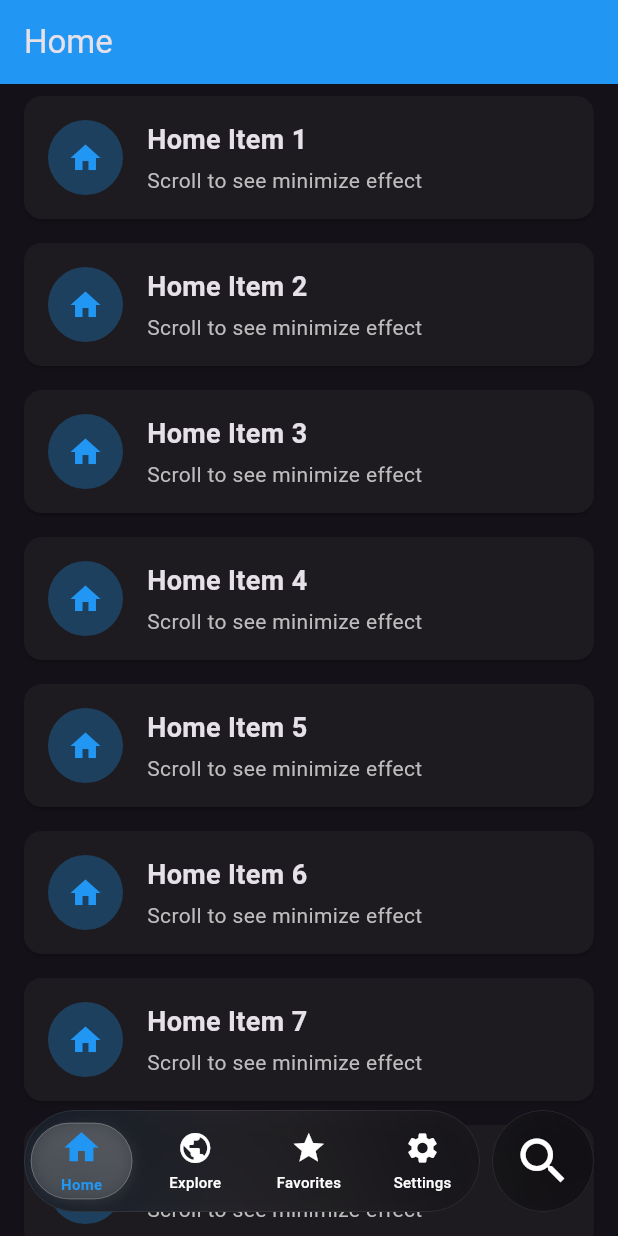
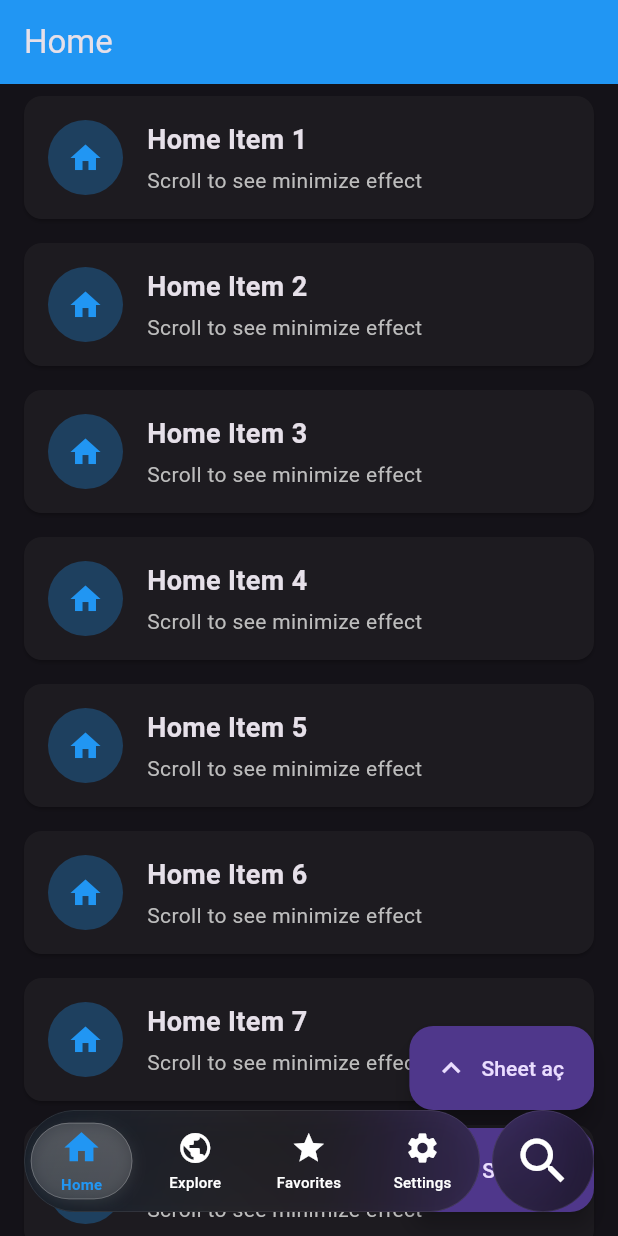
Before and after one commit to mesutissever/liquid_tabbar_minimize, a Flutter app: the screen it shows after launch, on a phone screen of 412 x 824 dp. Run offline on Flutter 3.47's test engine with Material 3 defaults, Android fonts, the phone set to English and light mode, and no system bars; our stand-ins replace plugin_platform_interface.

Commit message:
feat: Implement route-aware behavior for LiquidBottomNavigationBar and add LiquidRouteObserver

```diff
--- a/example/lib/main.dart
+++ b/example/lib/main.dart
@@ -11,6 +11,7 @@ class MyApp extends StatelessWidget {
     return MaterialApp(
       debugShowCheckedModeBanner: false,
       theme: ThemeData.dark(),
+      navigatorObservers: [LiquidRouteObserver.instance],
       home: const HomePage(),
     );
   }
@@ -103,6 +104,7 @@ class _HomePageState extends State<HomePage> {
   Widget _buildHomePage() {
     return Scaffold(
       appBar: AppBar(title: const Text('Home'), backgroundColor: Colors.blue),
+      floatingActionButton: _buildOverlayFab(context),
       body: ListView.builder(
         controller: _homeScrollController,
         itemCount: 20,
@@ -155,6 +157,75 @@ class _HomePageState extends State<HomePage> {
             ),
           );
         },
+      ),
+    );
+  }
+
+  Widget _buildOverlayFab(BuildContext context) {
+    return Column(
+      mainAxisSize: MainAxisSize.min,
+      crossAxisAlignment: CrossAxisAlignment.end,
+      children: [
+        FloatingActionButton.extended(
+          heroTag: 'sheet',
+          onPressed: () => _showDemoSheet(context),
+          label: const Text('Sheet aç'),
+          icon: const Icon(Icons.keyboard_arrow_up),
+        ),
+        const SizedBox(height: 12),
+        FloatingActionButton.extended(
+          heroTag: 'push',
+          onPressed: () => _pushDemoPage(context),
+          label: const Text('Sayfa aç'),
+          icon: const Icon(Icons.open_in_new),
+        ),
+      ],
+    );
+  }
+
+  void _showDemoSheet(BuildContext context) {
+    showModalBottomSheet<void>(
+      context: context,
+      isScrollControlled: true,
+      useSafeArea: true,
+      builder: (context) {
+        return DraggableScrollableSheet(
+          expand: false,
+          initialChildSize: 0.8,
+          builder: (context, controller) {
+            return Material(
+              color: Theme.of(context).colorScheme.surface,
+              child: ListView.builder(
+                controller: controller,
+                itemCount: 30,
+                itemBuilder: (context, index) => ListTile(
+                  title: Text('Bottom sheet satırı ${index + 1}'),
+                  subtitle: const Text('Tabbar gizlendi mi kontrol et'),
+                ),
+              ),
+            );
+          },
+        );
+      },
+    );
+  }
+
+  void _pushDemoPage(BuildContext context) {
+    Navigator.of(context).push(
+      MaterialPageRoute(
+        builder: (context) => Scaffold(
+          appBar: AppBar(
+            title: const Text('Yeni Sayfa'),
+            backgroundColor: Colors.red,
+          ),
+          body: ListView.builder(
+            itemCount: 40,
+            itemBuilder: (context, index) => ListTile(
+              title: Text('Push edilen sayfa satırı ${index + 1}'),
+              subtitle: const Text('Tabbar animasyonda görünmüyor mu?'),
+            ),
+          ),
+        ),
       ),
     );
   }
--- a/lib/liquid_tabbar_minimize.dart
+++ b/lib/liquid_tabbar_minimize.dart
@@ -1,3 +1,4 @@
 export 'src/liquid_bottom_navigation_bar.dart';
 export 'src/liquid_tab_item.dart';
 export 'src/liquid_tabbar.dart';
+export 'src/liquid_route_observer.dart';
--- a/lib/src/liquid_bottom_navigation_bar.dart
+++ b/lib/src/liquid_bottom_navigation_bar.dart
@@ -3,6 +3,7 @@ import 'dart:math' as math;
 import 'dart:ui';
 import 'package:flutter/material.dart';
 import 'package:flutter/services.dart';
+import 'liquid_route_observer.dart';
 
 /// Label visibility mode
 enum LabelVisibility { selectedOnly, always, never }
@@ -80,12 +81,14 @@ class LiquidBottomNavigationBar extends StatefulWidget {
       _LiquidBottomNavigationBarState();
 }
 
-class _LiquidBottomNavigationBarState extends State<LiquidBottomNavigationBar> {
+class _LiquidBottomNavigationBarState extends State<LiquidBottomNavigationBar>
+    with RouteAware {
   bool _useNative = false;
   bool _isChecking = true;
   MethodChannel? _eventChannel;
   MethodChannel? _scrollChannel;
   double _lastScrollOffset = 0.0;
+  bool _isTopRoute = true;
 
   @override
   void initState() {
@@ -117,6 +120,7 @@ class _LiquidBottomNavigationBarState extends State<LiquidBottomNavigationBar> {
       LiquidBottomNavigationBar._nativeState = null;
     }
     _eventChannel?.setMethodCallHandler(null);
+    LiquidRouteObserver.instance.unsubscribe(this);
     super.dispose();
   }
 
@@ -146,6 +150,34 @@ class _LiquidBottomNavigationBarState extends State<LiquidBottomNavigationBar> {
 
   @override
   Widget build(BuildContext context) {
+    final route = ModalRoute.of(context);
+    final primaryAnim = route?.animation ?? kAlwaysCompleteAnimation;
+    final secondaryAnim =
+        route?.secondaryAnimation ?? kAlwaysDismissedAnimation;
+
+    // Route animasyonlarına kulak verip barı anında gizlemek/göstermek için AnimatedBuilder
+    return AnimatedBuilder(
+      animation: Listenable.merge([primaryAnim, secondaryAnim]),
+      builder: (context, child) {
+        if (_shouldHideForRoute(route)) {
+          return const SizedBox.shrink();
+        }
+        return _buildBar(context);
+      },
+    );
+  }
+
+  bool _shouldHideForRoute(ModalRoute<dynamic>? route) {
+    if (route == null) return false;
+
+    if (!_isTopRoute) return true;
+    if (!route.isCurrent) return true;
+    if ((route.animation?.value ?? 1) < 1) return true;
+    if ((route.secondaryAnimation?.value ?? 0) > 0.01) return true;
+    return false;
+  }
+
+  Widget _buildBar(BuildContext context) {
     if (_isChecking) {
       return const SizedBox.shrink();
     }
@@ -273,6 +305,42 @@ class _LiquidBottomNavigationBarState extends State<LiquidBottomNavigationBar> {
         .catchError((error) {
           debugPrint('❌ Send scroll error: $error');
         });
+  }
+
+  // ----- RouteAware -----
+  @override
+  void didChangeDependencies() {
+    super.didChangeDependencies();
+    final route = ModalRoute.of(context);
+    if (route is PageRoute) {
+      LiquidRouteObserver.instance.subscribe(this, route);
+    }
+  }
+
+  @override
+  void didPush() {
+    _setTopRoute(true);
+  }
+
+  @override
+  void didPopNext() {
+    _setTopRoute(true);
+  }
+
+  @override
+  void didPushNext() {
+    _setTopRoute(false);
+  }
+
+  @override
+  void didPop() {
+    _setTopRoute(false);
+  }
+
+  void _setTopRoute(bool value) {
+    if (_isTopRoute != value) {
+      setState(() => _isTopRoute = value);
+    }
   }
 }
 
--- /dev/null
+++ b/lib/src/liquid_route_observer.dart
@@ -0,0 +1,7 @@
+import 'package:flutter/widgets.dart';
+
+/// Paylaşımlı RouteObserver; MaterialApp.router kullanıyorsanız observers'a ekleyin.
+class LiquidRouteObserver extends RouteObserver<PageRoute<dynamic>> {
+  LiquidRouteObserver._();
+  static final LiquidRouteObserver instance = LiquidRouteObserver._();
+}
```
